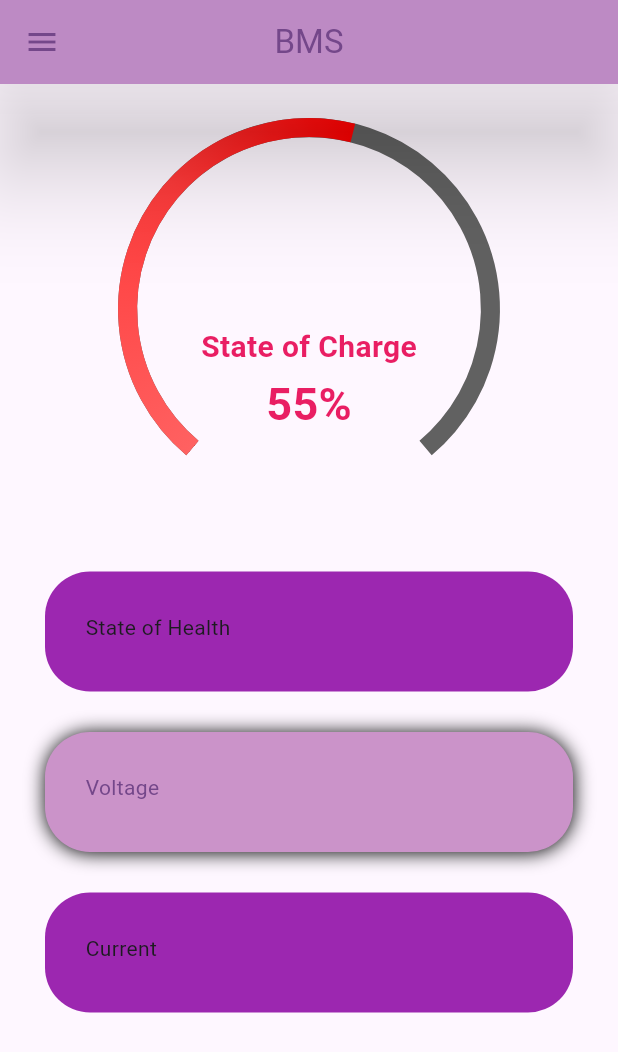
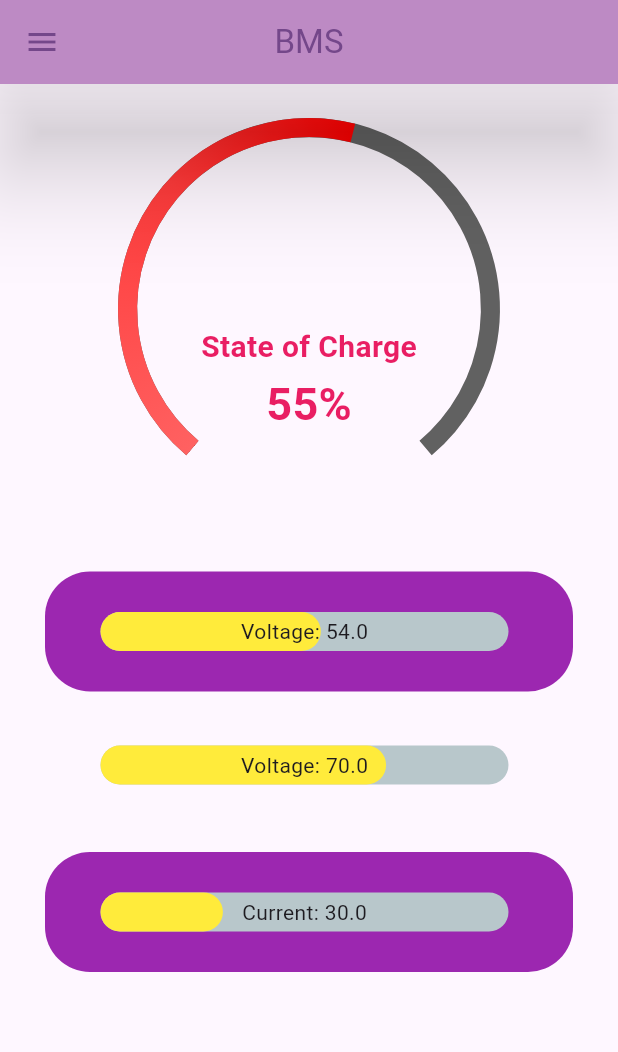
Before and after one commit to Sudharsshan/Flutter_BMS, a Flutter app: the screen it shows after launch, on a phone screen of 412 x 824 dp. Shown: the top 1052 px of the screen. Run offline on Flutter 3.47's test engine with Material 3 defaults, Android fonts, the phone set to English and light mode, and no system bars; drawn by our look-alikes of percent_indicator, syncfusion_flutter_gauges; our stand-ins replace fluttertoast, shared_preferences; missing offline and left inert: workmanager.

Commit message:
adjusted main screen widgets

```diff
--- a/lib/main.dart
+++ b/lib/main.dart
@@ -11,6 +11,7 @@ import 'dart:convert';
 import 'package:shared_preferences/shared_preferences.dart';
 import 'package:flutter/services.dart';
 import 'package:syncfusion_flutter_gauges/gauges.dart';
+import 'package:percent_indicator/linear_percent_indicator.dart';
 
 //This var stores data from the api response received
 String responseData = 'Loading...';
@@ -207,28 +208,15 @@ class _MyAppState extends State<MyApp>{
                             color: Colors.purple,
                             borderRadius: BorderRadius.all(Radius.circular(30))
                         ),
-                        child: const Text("State of Health"),
+                        child: SOH(percent: 0.54,),
                       ),
 
                       Container(
                         height: 80,
                         width: 500,
                         padding: const EdgeInsets.all(27),
-                        margin: const EdgeInsets.fromLTRB(30, 18, 30, 9),
-                        decoration: const BoxDecoration(
-                            color: Color.fromARGB(255, 203, 147, 201),
-                            borderRadius: BorderRadius.all(Radius.circular(30)),
-                            boxShadow: <BoxShadow>[
-                              BoxShadow(
-                                color: Colors.black,
-                                blurRadius: 10,
-                                offset: Offset(0.3, 0.60),
-                              )
-                            ]
-                        ),
-                        child: const SelectableText("Voltage",
-                          style: TextStyle(
-                              color: Color.fromARGB(255, 116, 71, 138)),),
+                        margin: const EdgeInsets.symmetric(vertical: 0, horizontal: 30),
+                        child: VOLTAGE(percent: 0.7,),
                       ),
 
                       Container(
@@ -240,7 +228,7 @@ class _MyAppState extends State<MyApp>{
                             color: Colors.purple,
                             borderRadius: BorderRadius.all(Radius.circular(30))
                         ),
-                        child: const Text("Current"),
+                        child: CURRENT(percent: 0.3),
                       ),
                     ],
                   ),
@@ -296,3 +284,165 @@ class BatteryInfoContainer extends StatelessWidget {
     );
   }
 }
+late double State_Of_Health;
+
+
+class SOH extends StatefulWidget {
+late double percent;
+  SOH( {
+    required this.percent,
+});
+
+  @override
+  _SOHState createState() => _SOHState(percent);
+}
+
+class _SOHState extends State<SOH> {
+  String finalD = '';
+
+  _SOHState(double percent){
+    State_Of_Health = percent;
+  }
+
+
+  @override
+  void initState() {
+    // TODO: implement initState
+    super.initState();
+
+    //This is you value 10 where you divide by 100 then you get the value
+    // between 0 -1 which is expected by the linerprogressindicator
+    //  Here you get your percentage and the assign it to the percentage
+
+    finalD = (State_Of_Health*100).toString(); // here you asign to the String
+// or convert it to int as :finalD =(percentage * 100).toInt().toString();
+
+  }
+
+  @override
+  Widget build(BuildContext context) {
+    return Container(
+      child: Center(
+        child: LinearPercentIndicator(
+          width: MediaQuery.of(context).size.width -120,
+          animation: true,
+          lineHeight: 40.0,
+          animationDuration: 2500,
+          percent: State_Of_Health,
+          center: Text('Voltage: $finalD'),
+          linearStrokeCap: LinearStrokeCap.roundAll,
+          progressColor: Colors.yellow,
+
+        ),
+      ),
+    );
+  }
+}
+
+
+late double VoltageData;
+class VOLTAGE extends StatefulWidget {
+  late double percent;
+  VOLTAGE( {
+    required this.percent,
+  });
+
+  @override
+  _VOLTAGEState createState() => _VOLTAGEState(percent);
+}
+
+class _VOLTAGEState extends State<VOLTAGE> {
+  String finalD = '';
+
+  _VOLTAGEState(double percent){
+    VoltageData = percent;
+  }
+
+
+  @override
+  void initState() {
+    // TODO: implement initState
+    super.initState();
+
+    //This is you value 10 where you divide by 100 then you get the value
+    // between 0 -1 which is expected by the linerprogressindicator
+    //  Here you get your percentage and the assign it to the percentage
+
+    finalD = (VoltageData*100).toString(); // here you asign to the String
+// or convert it to int as :finalD =(percentage * 100).toInt().toString();
+
+  }
+
+  @override
+  Widget build(BuildContext context) {
+    return Container(
+      child: Center(
+        child: LinearPercentIndicator(
+          width: MediaQuery.of(context).size.width -120,
+          animation: true,
+          lineHeight: 40.0,
+          animationDuration: 2500,
+          percent: VoltageData,
+          center: Text('Voltage: $finalD'),
+          linearStrokeCap: LinearStrokeCap.roundAll,
+          progressColor: Colors.yellow,
+
+        ),
+      ),
+    );
+  }
+}
+
+
+late double CurrentData;
+class CURRENT extends StatefulWidget {
+  late double percent;
+  CURRENT( {
+    required this.percent,
+  });
+
+  @override
+  _CURRENTState createState() => _CURRENTState(percent);
+}
+
+class _CURRENTState extends State<CURRENT> {
+  String finalD = '';
+
+  _CURRENTState(double percent){
+    CurrentData = percent;
+  }
+
+
+  @override
+  void initState() {
+    // TODO: implement initState
+    super.initState();
+
+    //This is you value 10 where you divide by 100 then you get the value
+    // between 0 -1 which is expected by the linerprogressindicator
+    //  Here you get your percentage and the assign it to the percentage
+
+    finalD = (CurrentData*100).toString(); // here you asign to the String
+// or convert it to int as :finalD =(percentage * 100).toInt().toString();
+
+  }
+
+  @override
+  Widget build(BuildContext context) {
+    return Container(
+      child: Center(
+        child: LinearPercentIndicator(
+          width: MediaQuery.of(context).size.width -120,
+          animation: true,
+          lineHeight: 40.0,
+          animationDuration: 2500,
+          percent: CurrentData,
+          center: Text('Current: $finalD'),
+          linearStrokeCap: LinearStrokeCap.roundAll,
+          progressColor: Colors.yellow,
+
+        ),
+      ),
+    );
+  }
+}
--- /dev/null
+++ b/lib/percentindicator.dart
@@ -0,0 +1,68 @@
+import 'package:batterymanagementsystem/theme.dart';
+import 'package:flutter/material.dart';
+import 'package:batterymanagementsystem/percentindicator.dart';
+import 'package:percent_indicator/linear_percent_indicator.dart';
+
+void main() => runApp(MyApp());
+
+class MyApp extends StatefulWidget {
+  MyApp({super.key});
+
+  @override
+  _MyAppState createState() => _MyAppState();
+}
+
+class _MyAppState extends State<MyApp> {
+  @override
+  Widget build(BuildContext context) {
+    return MaterialApp(
+      home: Scaffold(
+        body: SafeArea(child: SampleApp()),
+      ),
+    );
+  }
+}
+
+class SampleApp extends StatefulWidget {
+  SampleApp({super.key});
+
+  @override
+  _SampleAppState createState() => _SampleAppState();
+}
+
+class _SampleAppState extends State<SampleApp> {
+  String finalD = '';
+  late double percentage;
+
+  @override
+  void initState() {
+    // TODO: implement initState
+    super.initState();
+
+    //This is you value 10 where you divide by 100 then you get the value
+    // between 0 -1 which is expected by the linerprogressindicator
+    percentage = 10 /100; //  Here you get your percentage and the assign it to the percentage
+
+    finalD = (percentage*100).toString(); // here you asign to the String
+// or convert it to int as :finalD =(percentage * 100).toInt().toString();
+
+  }
+
+  @override
+  Widget build(BuildContext context) {
+    return Container(
+      child: Center(
+        child: LinearPercentIndicator(
+          width: MediaQuery.of(context).size.width - 50,
+          animation: true,
+          lineHeight: 25.0,
+          animationDuration: 2500,
+          percent: percentage,
+          center: Text('$finalD'),
+          linearStrokeCap: LinearStrokeCap.roundAll,
+          progressColor: Colors.yellow,
+        ),
+      ),
+    );
+  }
+}
--- a/pubspec.yaml
+++ b/pubspec.yaml
@@ -47,6 +47,7 @@ dependencies:
   fluttertoast: ^8.2.4
   workmanager: ^0.5.2
   shared_preferences: ^2.2.2
+  percent_indicator: ^4.2.3
 
 dev_dependencies:
   flutter_test:
```
Also changed, not shown: pubspec.lock.
